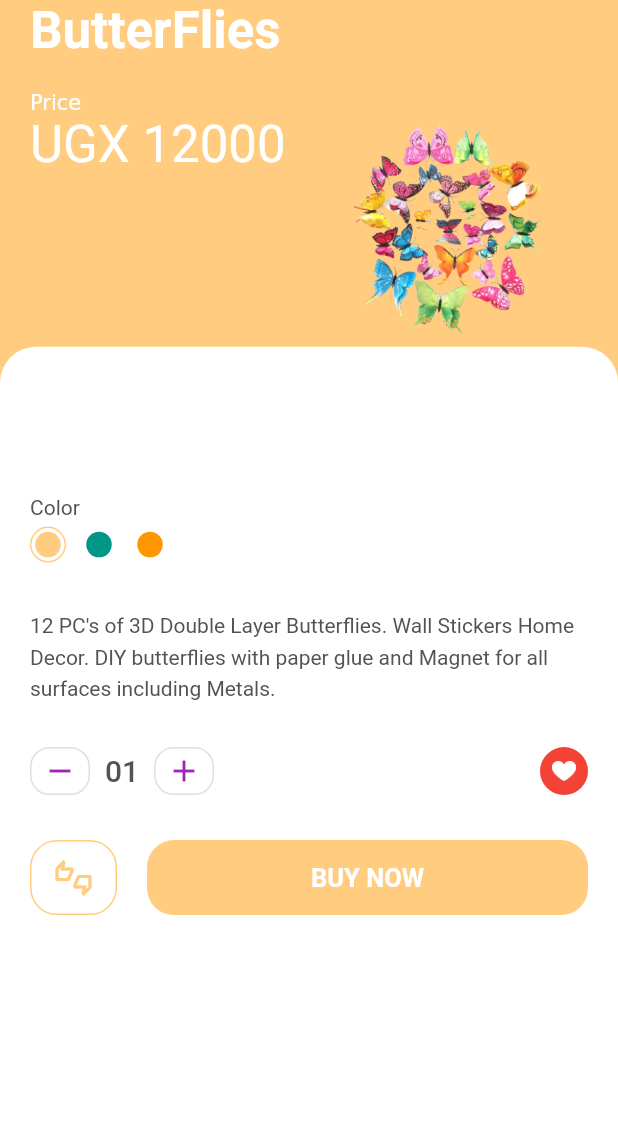
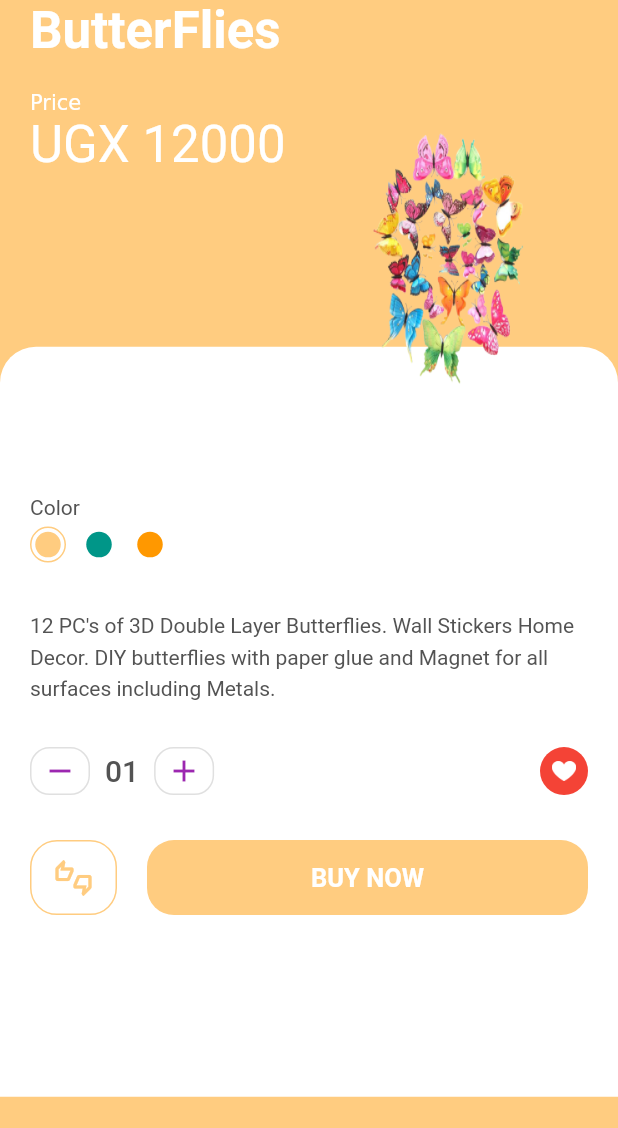
Before and after one commit to Ashaba123/buthings, a Flutter app: the DetailsScreen screen opened directly with sample values from the repository, on a phone screen of 412 x 824 dp, the part 108-1236 px from its top. Run offline on Flutter 3.47's test engine with Material 2 defaults, Android fonts, the phone set to English and light mode, and no system bars; drawn by our look-alikes of carousel_slider; our stand-ins replace cloud_firestore, firebase_auth, firebase_core, rating_dialog; accounts and stored records are empty.

Commit message:
addeed image slider

```diff
--- a/lib/components/product_title_with_image.dart
+++ b/lib/components/product_title_with_image.dart
@@ -1,17 +1,22 @@
 import 'package:buthings/constants.dart';
 import 'package:buthings/models/product.dart';
+import 'package:carousel_slider/carousel_slider.dart';
+import 'package:flutter/cupertino.dart';
 import 'package:flutter/material.dart';
 
 class ProductTitleWithImage extends StatelessWidget {
-  const ProductTitleWithImage({
+  ProductTitleWithImage({
     Key? key,
     required this.product,
   }) : super(key: key);
 
   final Product? product;
+  final List<String>? imageList = [];
 
   @override
   Widget build(BuildContext context) {
+    //add images to list
+    imageList!.addAll(product!.images!);
     return Padding(
       padding: const EdgeInsets.symmetric(horizontal: kDefaultPadding),
       child: Column(
@@ -46,16 +51,27 @@ class ProductTitleWithImage extends StatelessWidget {
                   ),
                 ]),
               ),
-              SizedBox(
-                width: kDefaultPadding,
-              ),
+              SizedBox(width: kDefaultPadding),
               Expanded(
-                child: Image.asset(
-                  product!.image!,
-                  fit: BoxFit.fill,
-                  width: double.infinity,
+                  child: Container(
+                height: 200,
+                child: CarouselSlider(
+                  options: CarouselOptions(
+                      autoPlay: true,
+                      enableInfiniteScroll: false,
+                      enlargeCenterPage: true),
+                  items: imageList!
+                      .map((image) => ClipRRect(
+                            borderRadius: BorderRadius.circular(6),
+                            child: Image.asset(
+                              image,
+                              fit: BoxFit.fill,
+                              width: double.infinity,
+                            ),
+                          ))
+                      .toList(),
                 ),
-              )
+              )),
             ],
           )
         ],
--- a/lib/components/rounded_input_field.dart
+++ b/lib/components/rounded_input_field.dart
@@ -9,20 +9,23 @@ class RoundedInputField extends StatelessWidget {
   final TextEditingController? controller;
   final int? maxlines;
   final TextInputType? keyboardType;
+  final TextInputAction? textInputAction;
   const RoundedInputField({
     Key? key,
     this.hintText,
-    this.icon = Icons.person,
+    this.icon,
     this.controller,
     this.validator,
     this.maxlines,
     this.keyboardType,
+    this.textInputAction,
   }) : super(key: key);
 
   @override
   Widget build(BuildContext context) {
     return TextFieldContainer(
       child: TextFormField(
+        textInputAction: textInputAction,
         keyboardType: keyboardType,
         maxLines: maxlines,
         validator: validator,
--- a/lib/models/product.dart
+++ b/lib/models/product.dart
@@ -1,12 +1,15 @@
 import 'package:flutter/material.dart';
 
 class Product {
-  final String? image, title, description;
+  final String? title, description;
+  final String? image;
+  final List<String>? images;
   final int? price, id;
   final Color? color;
 
   Product({
     this.image,
+    this.images,
     this.title,
     this.description,
     this.price,
@@ -18,6 +21,8 @@ class Product {
       : this(
           id: json['id']! as int,
           title: json['title']! as String,
+          image: json['image'] as String,
+          images: json['images'] as List<String>,
           description: json['description']! as String,
           color: json['color']! as Color,
           price: json['price']! as int,
@@ -38,6 +43,11 @@ List<Product> products = [
   Product(
     id: 1,
     image: "assets/images/butterflies.png",
+    images: [
+      "assets/images/butterflies.png",
+      "assets/images/butterflies.png",
+      "assets/images/butterflies.png"
+    ],
     title: "ButterFlies",
     description:
         "12 PC's of 3D Double Layer Butterflies. Wall Stickers Home Decor."
@@ -48,6 +58,7 @@ List<Product> products = [
   Product(
     id: 2,
     image: "assets/images/books.png",
+    images: ["assets/images/books.png"],
     title: "Books",
     description:
         "Disney Set of 12 stories collection in Hardcover mini Storybooks Library."
@@ -58,6 +69,7 @@ List<Product> products = [
   Product(
     id: 3,
     image: "assets/images/african.png",
+    images: ["assets/images/african.png"],
     title: "African Print",
     description: dummyText,
     price: 45000,
@@ -66,6 +78,7 @@ List<Product> products = [
   Product(
     id: 4,
     image: "assets/images/dresses.png",
+    images: ["assets/images/dresses.png"],
     title: "Kids Clothes",
     description: dummyText,
     price: 35000,
@@ -74,6 +87,7 @@ List<Product> products = [
   Product(
     id: 5,
     image: "assets/images/plants.png",
+    images: ["assets/images/plants.png"],
     title: "Potted Herbs",
     description: "Potted Herbs suitable for urban places. @ 20,000/= "
         "Herbs add a blast of flavor to any meal. Everyone needs fresh ones at any time",
@@ -83,6 +97,7 @@ List<Product> products = [
   Product(
     id: 6,
     image: "assets/images/stars.png",
+    images: ["assets/images/stars.png"],
     title: "Luminous Stars",
     description: "100 Pcs Home Glow in the Dark 3D Stars wall Stickers."
         " DIY decor with paper glue for Kids and baby bedrooms.",
@@ -92,6 +107,7 @@ List<Product> products = [
   Product(
     id: 6,
     image: "assets/images/letters.png",
+    images: ["assets/images/letters.png"],
     title: "Alphabet Letters",
     description:
         "26 Pcs Glow in the Dark Luminous Alphabet Letters  word decor Art for Kids learning and Decor.",
--- a/lib/screens/details_screen.dart
+++ b/lib/screens/details_screen.dart
@@ -11,7 +11,7 @@ import 'package:rating_dialog/rating_dialog.dart';
 
 class DetailsScreen extends StatelessWidget {
   final Product? product;
-  const DetailsScreen({Key? key, this.product}) : super(key: key);
+  DetailsScreen({Key? key, this.product}) : super(key: key);
 
   @override
   Widget build(BuildContext context) {
@@ -33,7 +33,7 @@ class DetailsScreen extends StatelessWidget {
                       left: kDefaultPadding,
                       right: kDefaultPadding,
                     ),
-                    //height: 500,
+                    height: 500,
                     decoration: BoxDecoration(
                         color: Colors.white,
                         borderRadius: BorderRadius.only(
--- a/lib/screens/login_screen.dart
+++ b/lib/screens/login_screen.dart
@@ -39,6 +39,8 @@ class LoginScreen extends StatelessWidget {
                 ),
                 SizedBox(height: size.height * 0.03),
                 RoundedInputField(
+                  icon: Icons.email,
+                  textInputAction: TextInputAction.next,
                   validator: (val) {
                     if (val!.isEmpty) {
                       return "Enter your Email";
--- a/lib/screens/signup_screen.dart
+++ b/lib/screens/signup_screen.dart
@@ -40,6 +40,8 @@ class SignUpScreen extends StatelessWidget {
                   height: size.height * 0.35,
                 ),
                 RoundedInputField(
+                  icon: Icons.email,
+                  textInputAction: TextInputAction.next,
                   hintText: "Your Email",
                   validator: (val) {
                     if (val!.isEmpty) {
--- a/pubspec.yaml
+++ b/pubspec.yaml
@@ -20,6 +20,7 @@ dependencies:
   rating_dialog: ^2.0.1
   cloud_firestore: ^2.3.0
   uuid: ^3.0.4
+  carousel_slider: ^4.0.0
 
 
 
```
Also changed, not shown: pubspec.lock.
